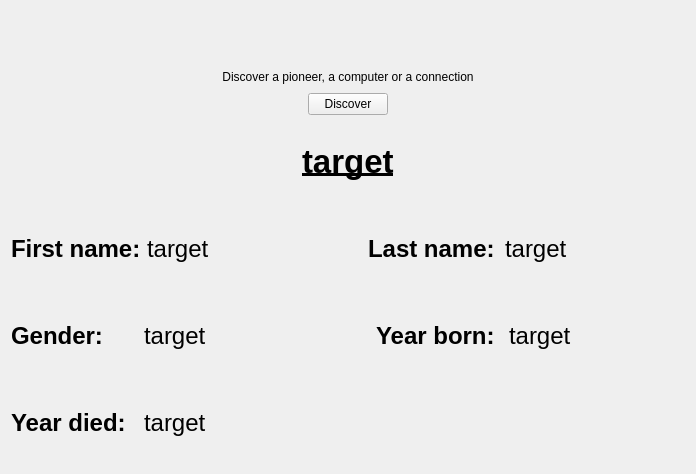
Above: hoopergui/discover_widget.ui from VLN1-15-30/fall-project before the change. Below: the same form after it.
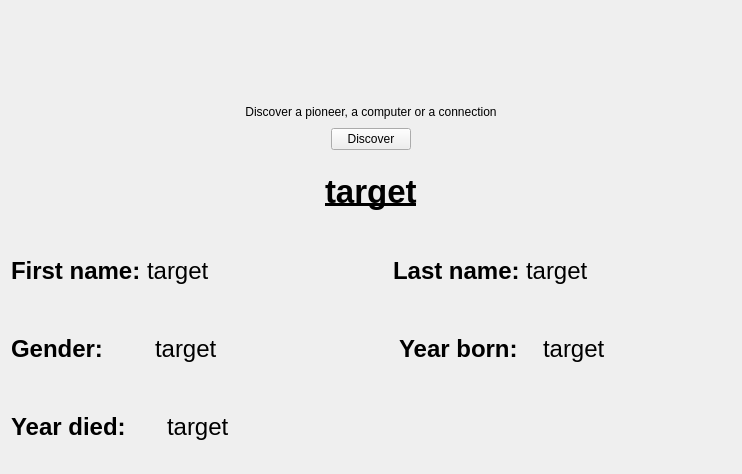
That is the form after the change. Icons and pictures are not drawn.

Diff of the .ui file:
```diff
--- a/hoopergui/discover_widget.ui
+++ b/hoopergui/discover_widget.ui
@@ -14,6 +14,22 @@
    <string>Form</string>
   </property>
   <layout class="QVBoxLayout" name="verticalLayout">
+   <item>
+    <spacer name="verticalSpacer">
+     <property name="orientation">
+      <enum>Qt::Vertical</enum>
+     </property>
+     <property name="sizeType">
+      <enum>QSizePolicy::Fixed</enum>
+     </property>
+     <property name="sizeHint" stdset="0">
+      <size>
+       <width>20</width>
+       <height>35</height>
+      </size>
+     </property>
+    </spacer>
+   </item>
    <item alignment="Qt::AlignHCenter">
     <widget class="QLabel" name="label">
      <property name="sizePolicy">
@@ -113,9 +129,15 @@
      </item>
      <item>
       <widget class="QLabel" name="label_target_1">
+       <property name="minimumSize">
+        <size>
+         <width>205</width>
+         <height>0</height>
+        </size>
+       </property>
        <property name="maximumSize">
         <size>
-         <width>115</width>
+         <width>16777215</width>
          <height>16777215</height>
         </size>
        </property>
@@ -130,7 +152,7 @@
       </widget>
      </item>
      <item>
-      <spacer name="horizontalSpacer_4">
+      <spacer name="horizontalSpacer_3">
        <property name="orientation">
         <enum>Qt::Horizontal</enum>
        </property>
@@ -139,7 +161,7 @@
        </property>
        <property name="sizeHint" stdset="0">
         <size>
-         <width>100</width>
+         <width>35</width>
          <height>20</height>
         </size>
        </property>
@@ -161,6 +183,18 @@
      </item>
      <item>
       <widget class="QLabel" name="label_target_2">
+       <property name="minimumSize">
+        <size>
+         <width>205</width>
+         <height>0</height>
+        </size>
+       </property>
+       <property name="maximumSize">
+        <size>
+         <width>16777215</width>
+         <height>16777215</height>
+        </size>
+       </property>
        <property name="font">
         <font>
          <pointsize>18</pointsize>
@@ -171,22 +205,6 @@
        </property>
       </widget>
      </item>
-     <item>
-      <spacer name="horizontalSpacer_3">
-       <property name="orientation">
-        <enum>Qt::Horizontal</enum>
-       </property>
-       <property name="sizeType">
-        <enum>QSizePolicy::Fixed</enum>
-       </property>
-       <property name="sizeHint" stdset="0">
-        <size>
-         <width>50</width>
-         <height>20</height>
-        </size>
-       </property>
-      </spacer>
-     </item>
     </layout>
    </item>
    <item>
```
